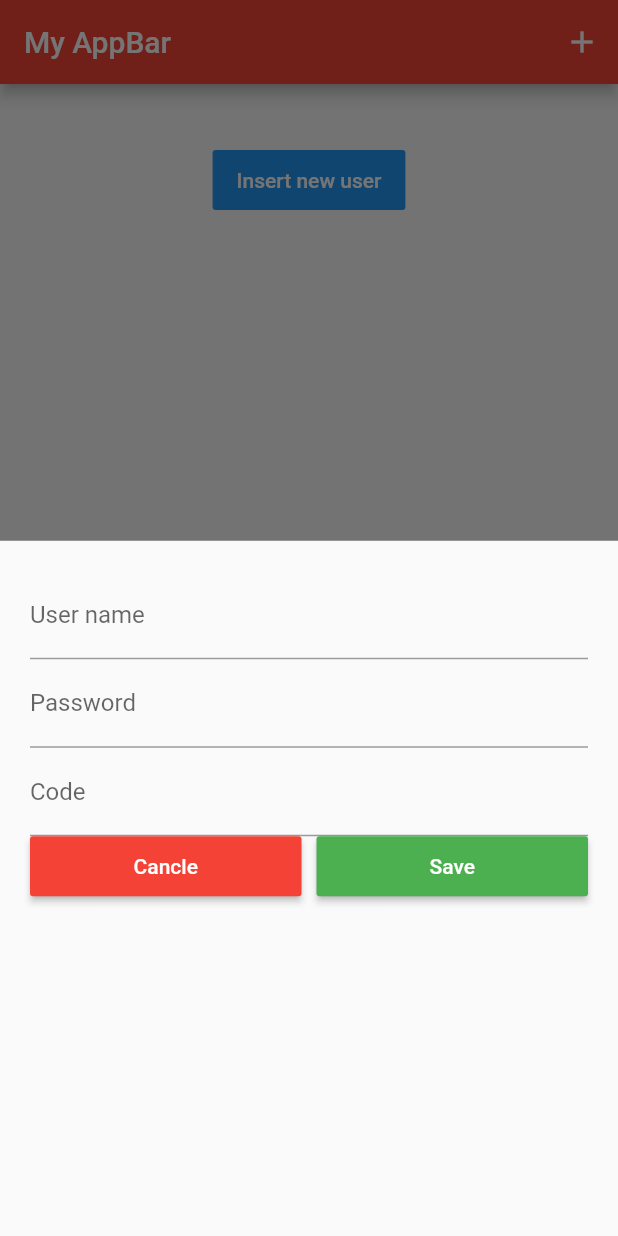
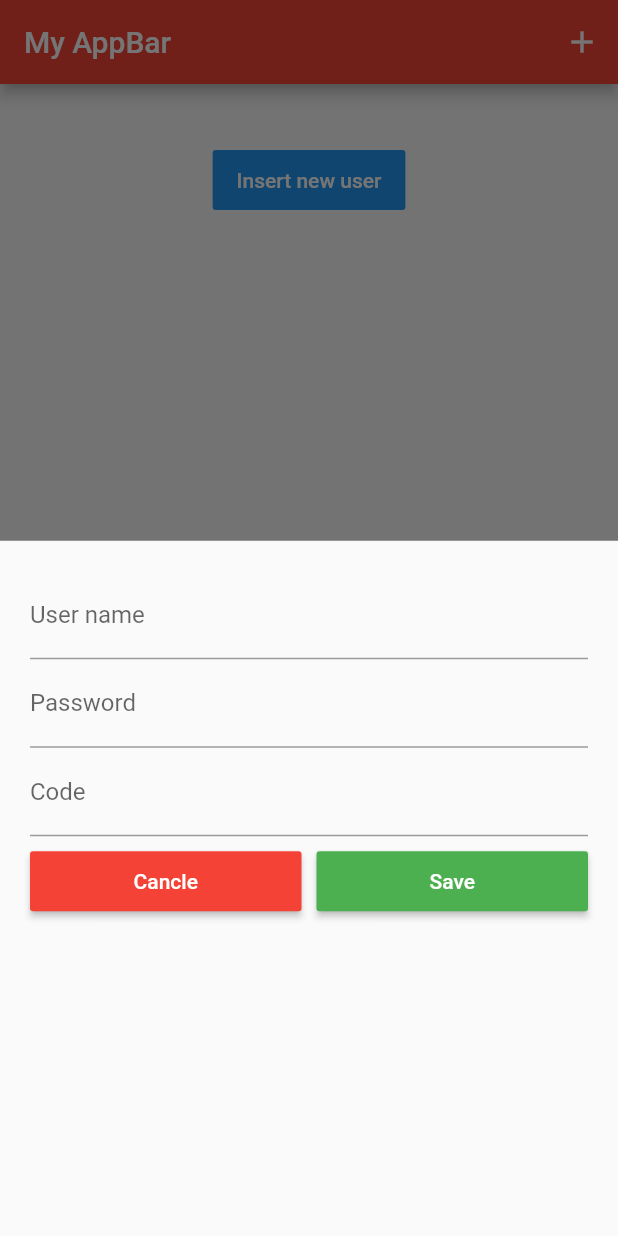
Before and after one commit to Wolo-Polo/Flutter, a Flutter app: the screen it shows after launch, after a tap on "Insert new user", on a phone screen of 412 x 824 dp. Run offline on Flutter 3.47's test engine with Material 2 defaults, Android fonts, the phone set to English and light mode, and no system bars.

Commit message:
final modal bottom sheet

```diff
--- a/lib/SafeArea.dart
+++ b/lib/SafeArea.dart
@@ -63,6 +63,9 @@ class _MySafeAreaState extends State {
                     _user.code = int.parse(number) ?? 0; //if tect = null or convert fail ==> _code = 0
                   },
                 ),
+                Container(
+                  padding: EdgeInsets.only(top: 10),
+                  child: (
                       Row(
                         children: [
                           Expanded(
@@ -73,7 +76,7 @@ class _MySafeAreaState extends State {
                                   textColor: Colors.white,
                                   child: Text("Cancle"),
                                   onPressed: (){
-
+                                    Navigator.of(context).pop();
                                   },
                                 ),
                               )
@@ -87,13 +90,20 @@ class _MySafeAreaState extends State {
                                   textColor: Colors.white,
                                   child: Text("Save"),
                                   onPressed: (){
+                                    setState(() {
                                       _insertUser();
+                                      Navigator.of(context).pop();
+                                    });
+
                                   },
                                 ),
                               )
                           )
                         ],
+                      )
                   ),
+                ),
+
               ],
             ),
           );
@@ -154,11 +164,11 @@ class _MySafeAreaState extends State {
                           */
                           _buildModalBottomSheet();
 
-                          _scaffoldKey.currentState.showSnackBar(SnackBar(
-                            //content: Text("Username: ${_user.userName} \nCode: ${_user.code}"),
-                            content: Text("${_users.toString()}"),
-                            duration: Duration(seconds: 3),
-                          ));
+                          // _scaffoldKey.currentState.showSnackBar(SnackBar(
+                          //   //content: Text("Username: ${_user.userName} \nCode: ${_user.code}"),
+                          //   content: Text("${_users.toString()}"),
+                          //   duration: Duration(seconds: 3),
+                          // ));
                         },
                       ),
                     ),
```
Lines whose indentation alone changed are shown as unchanged.
